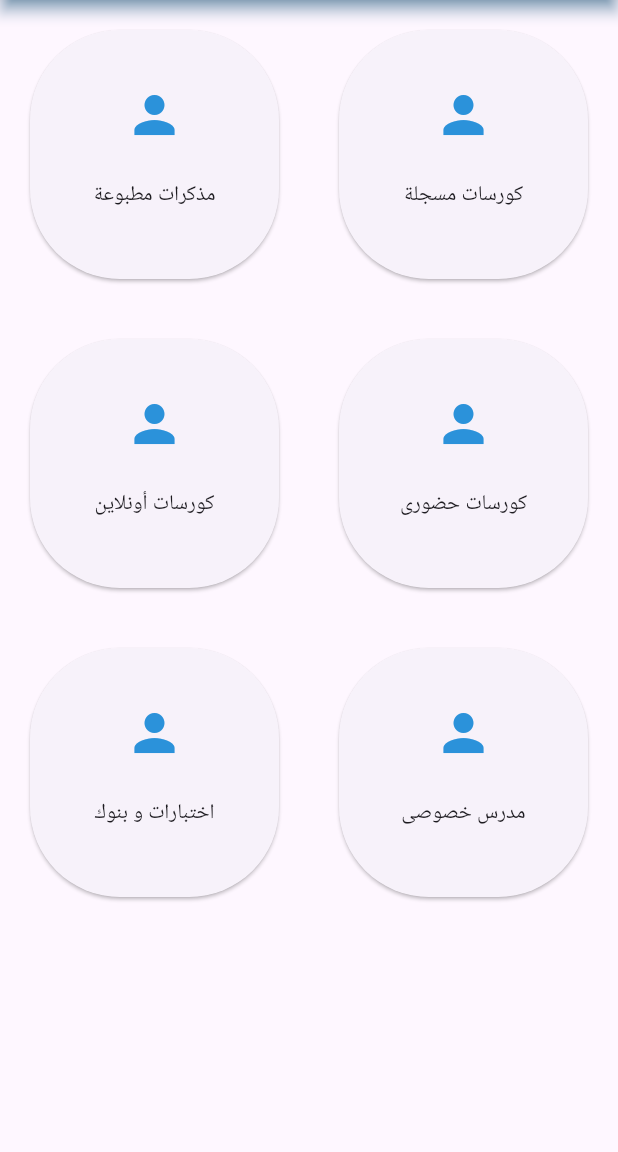
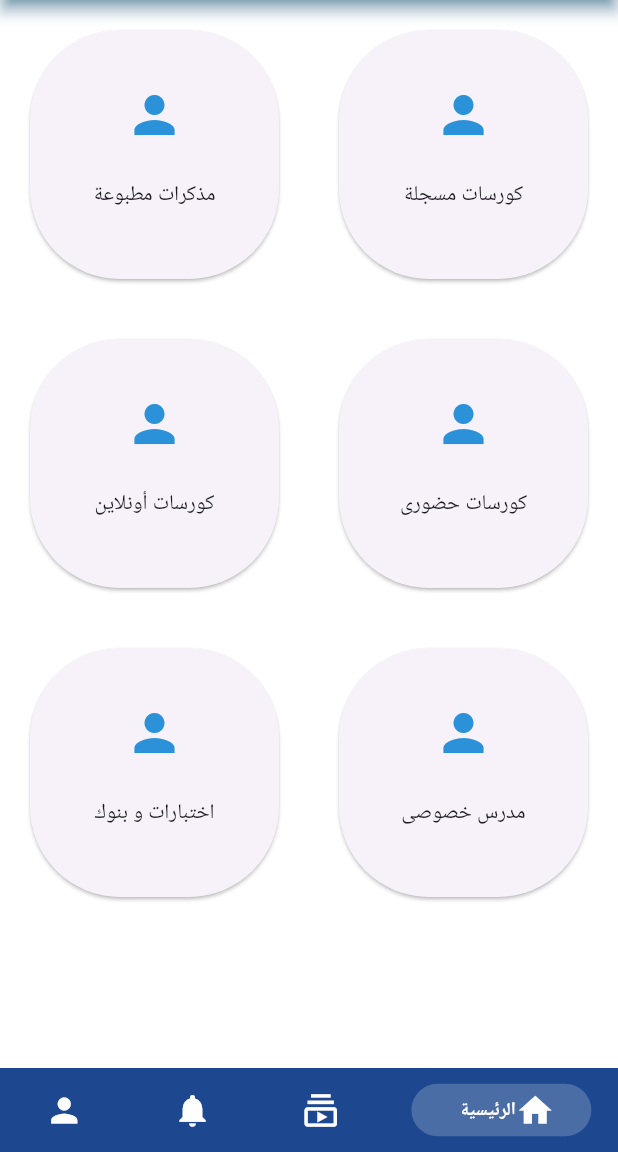
Before and after one commit to mahmoudhamdyae/Education, a Flutter app: the MainScreen screen opened by its route, on a phone screen of 412 x 824 dp, the part 84-1236 px from its top. Run offline on Flutter 3.47's test engine with Material 3 defaults, Android fonts, the phone set to English and light mode, and no system bars; drawn by our look-alikes of persistent_bottom_nav_bar; our stand-ins replace get_it, shared_preferences; accounts and stored records are empty; Roboto replaces fonts that are missing (Montserrat).

Commit message:
Bottom Navigation Bar

```diff
--- a/lib/presentation/resources/routes_manager.dart
+++ b/lib/presentation/resources/routes_manager.dart
@@ -1,4 +1,5 @@
 import 'package:education/presentation/resources/strings_manager.dart';
+import 'package:education/presentation/screens/home_screen.dart';
 import 'package:education/presentation/screens/login_screen.dart';
 import 'package:education/presentation/screens/main_screen.dart';
 import 'package:education/presentation/screens/register_screen.dart';
@@ -10,6 +11,7 @@ class Routes {
   static const String mainRoute = "/main";
   static const String loginRoute = "/login";
   static const String registerRoute = "/register";
+  static const String homeRoute = "/home";
 }
 
 class RouteGenerator {
@@ -23,6 +25,8 @@ class RouteGenerator {
         return MaterialPageRoute(builder: (_) => const LoginScreen());
       case Routes.registerRoute:
         return MaterialPageRoute(builder: (_) => const RegisterScreen());
+      case Routes.homeRoute:
+        return MaterialPageRoute(builder: (_) => HomeScreen());
       default:
         return unDefinedRoute();
     }
--- a/lib/presentation/resources/strings_manager.dart
+++ b/lib/presentation/resources/strings_manager.dart
@@ -26,6 +26,12 @@ class AppStrings {
   static const loading = "جاري التحميل...";
   static const retryAgain = "حاول مرة أخرى";
 
+  // Bottom Bar
+  static const bottomBarHome = "الرئيسية";
+  static const bottomBarSubscription = "الاشتراكات";
+  static const bottomBarNotifications = "الاشعارات";
+  static const bottomBarMe = "الملف الشخصى";
+
   // Main Screen
   static const String recordedCourses = "كورسات مسجلة";
   static const String printedNotes = "مذكرات مطبوعة";
--- /dev/null
+++ b/lib/presentation/screens/home_screen.dart
@@ -0,0 +1,31 @@
+import 'package:flutter/material.dart';
+
+import '../resources/strings_manager.dart';
+import '../widgets/custom_grid_view.dart';
+
+class HomeScreen extends StatelessWidget {
+  HomeScreen({super.key});
+
+  final List<String> _stringsList = [
+    AppStrings.recordedCourses,
+    AppStrings.printedNotes,
+    AppStrings.courses,
+    AppStrings.onlineCourses,
+    AppStrings.teacher,
+    AppStrings.examsAndBanks,
+  ];
+
+  final List<IconData> _iconsList = [
+    Icons.person,
+    Icons.person,
+    Icons.person,
+    Icons.person,
+    Icons.person,
+    Icons.person,
+  ];
+
+  @override
+  Widget build(BuildContext context) {
+    return CustomGridView(_stringsList, _iconsList);
+  }
+}
--- a/lib/presentation/screens/main_screen.dart
+++ b/lib/presentation/screens/main_screen.dart
@@ -1,28 +1,51 @@
 import 'package:education/presentation/resources/strings_manager.dart';
+import 'package:education/presentation/screens/me_screen.dart';
+import 'package:education/presentation/screens/notifications_screen.dart';
+import 'package:education/presentation/screens/subscription_screen.dart';
 import 'package:education/presentation/widgets/log_out_dialog.dart';
+import 'package:flutter/cupertino.dart';
 import 'package:flutter/material.dart';
-import '../widgets/custom_grid_view.dart';
+import 'package:persistent_bottom_nav_bar/persistent_tab_view.dart';
+import '../resources/color_manager.dart';
+import '../resources/constants_manager.dart';
+import 'home_screen.dart';
 
 class MainScreen extends StatelessWidget {
   MainScreen({super.key});
 
-  final List<String> _stringsList = [
-    AppStrings.recordedCourses,
-    AppStrings.printedNotes,
-    AppStrings.courses,
-    AppStrings.onlineCourses,
-    AppStrings.teacher,
-    AppStrings.examsAndBanks,
-  ];
-
-  final List<IconData> _iconsList = [
-    Icons.person,
-    Icons.person,
-    Icons.person,
-    Icons.person,
-    Icons.person,
-    Icons.person,
-  ];
+  final PersistentTabController _controller = PersistentTabController(initialIndex: 0);
+  List<Widget> _buildScreens() {
+    return [
+      HomeScreen(),
+      const SubscriptionScreen(),
+      const NotificationsScreen(),
+      const MeScreen(),
+    ];
+  }
+  List<PersistentBottomNavBarItem> _navBarsItems() {
+    return [
+      PersistentBottomNavBarItem(
+        icon: const Icon(Icons.home, color: ColorManager.white,),
+        title: AppStrings.bottomBarHome,
+        activeColorPrimary: ColorManager.white,
+      ),
+      PersistentBottomNavBarItem(
+        icon: const Icon(Icons.subscriptions_outlined, color: ColorManager.white,),
+        title: AppStrings.bottomBarSubscription,
+        activeColorPrimary: ColorManager.white,
+      ),
+      PersistentBottomNavBarItem(
+        icon: const Icon(Icons.notifications, color: ColorManager.white,),
+        title: AppStrings.bottomBarNotifications,
+        activeColorPrimary: ColorManager.white,
+      ),
+      PersistentBottomNavBarItem(
+        icon: const Icon(Icons.person, color: ColorManager.white,),
+        title: AppStrings.bottomBarMe,
+        activeColorPrimary: ColorManager.white,
+      ),
+    ];
+  }
 
   @override
   Widget build(BuildContext context) {
@@ -32,8 +55,31 @@ class MainScreen extends StatelessWidget {
         actions: [
           LogOutDialog()
         ],
+        leading: null,
       ),
-      body: CustomGridView(_stringsList, _iconsList),
+      body: PersistentTabView(
+        context,
+        controller: _controller,
+        screens: _buildScreens(),
+        items: _navBarsItems(),
+        confineInSafeArea: true,
+        backgroundColor: ColorManager.primary,
+        decoration: const NavBarDecoration(
+          colorBehindNavBar: ColorManager.white,
+        ),
+        popAllScreensOnTapOfSelectedTab: true,
+        popActionScreens: PopActionScreensType.all,
+        itemAnimationProperties: const ItemAnimationProperties(
+          duration: Duration(milliseconds: AppConstants.sliderAnimationTime),
+          curve: Curves.ease,
+        ),
+        screenTransitionAnimation: const ScreenTransitionAnimation(
+          animateTabTransition: true,
+          curve: Curves.ease,
+          duration: Duration(milliseconds: AppConstants.sliderAnimationTime),
+        ),
+        navBarStyle: NavBarStyle.style1, // Choose the nav bar style with this property.
+      ),
     );
   }
 }
--- /dev/null
+++ b/lib/presentation/screens/me_screen.dart
@@ -0,0 +1,11 @@
+import 'package:education/presentation/resources/strings_manager.dart';
+import 'package:flutter/cupertino.dart';
+
+class MeScreen extends StatelessWidget {
+  const MeScreen({super.key});
+
+  @override
+  Widget build(BuildContext context) {
+    return const Center(child: Text(AppStrings.bottomBarMe),);
+  }
+}
--- /dev/null
+++ b/lib/presentation/screens/notifications_screen.dart
@@ -0,0 +1,12 @@
+import 'package:flutter/cupertino.dart';
+
+import '../resources/strings_manager.dart';
+
+class NotificationsScreen extends StatelessWidget {
+  const NotificationsScreen({super.key});
+
+  @override
+  Widget build(BuildContext context) {
+    return const Center(child: Text(AppStrings.bottomBarNotifications),);
+  }
+}
--- /dev/null
+++ b/lib/presentation/screens/subscription_screen.dart
@@ -0,0 +1,12 @@
+import 'package:flutter/cupertino.dart';
+
+import '../resources/strings_manager.dart';
+
+class SubscriptionScreen extends StatelessWidget {
+  const SubscriptionScreen({super.key});
+
+  @override
+  Widget build(BuildContext context) {
+    return const Center(child: Text(AppStrings.bottomBarSubscription),);
+  }
+}
--- a/pubspec.yaml
+++ b/pubspec.yaml
@@ -37,6 +37,7 @@ dependencies:
   cupertino_icons: ^1.0.2
   shared_preferences: ^2.0.20
   get_it: ^7.6.4
+  persistent_bottom_nav_bar: ^5.0.2
 
 dev_dependencies:
   flutter_test:
```
Also changed, not shown: pubspec.lock.
